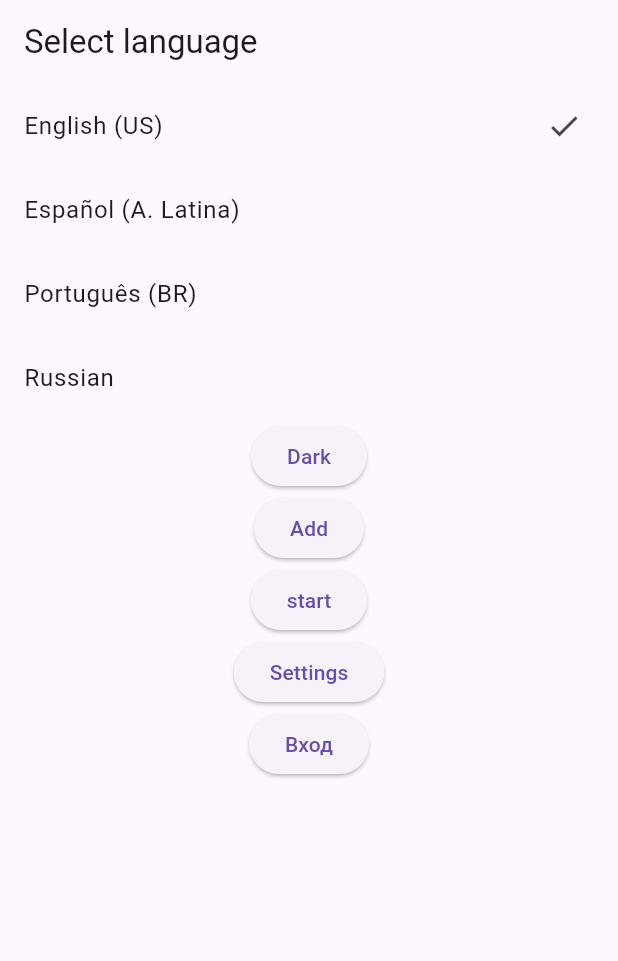
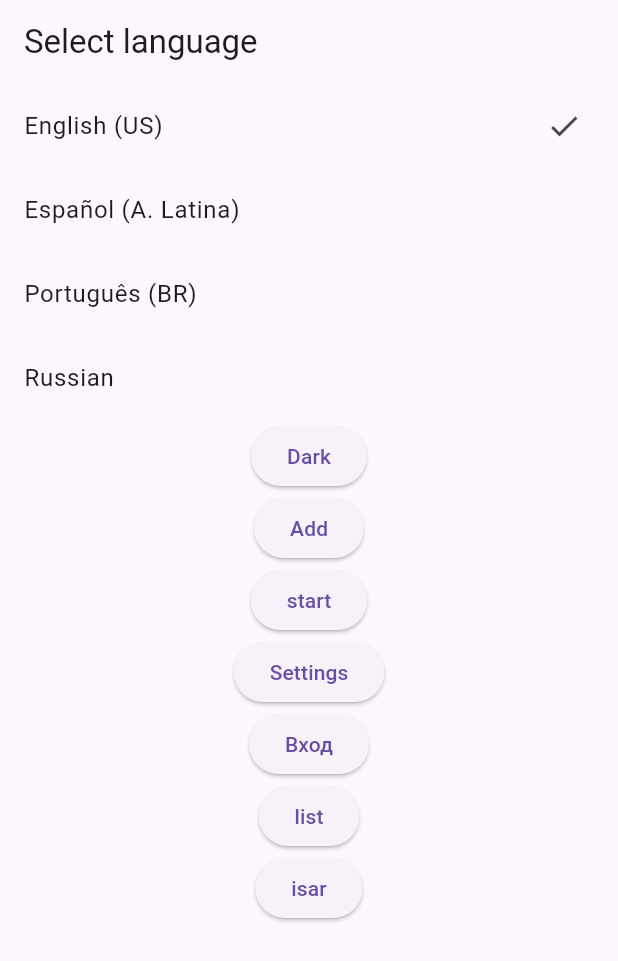
Before and after one commit to adil-nauruzbaev/antiradar_copy, a Flutter app: the screen it shows after launch, on a phone screen of 412 x 824 dp. Shown: the top 961 px of the screen. Run offline on Flutter 3.47's test engine with Material 3 defaults, Android fonts, the phone set to English and light mode, and no system bars; our stand-ins replace cloud_firestore, firebase_auth, firebase_core, flutter_riverpod, geolocator, go_router and 2 more; accounts and stored records are empty; generated files the repository leaves out were written again.

Commit message:
Added isar saver

```diff
--- a/lib/main.dart
+++ b/lib/main.dart
@@ -7,12 +7,16 @@ import 'package:flutter/material.dart';
 import 'package:flutter_localizations/flutter_localizations.dart';
 import 'package:flutter_riverpod/flutter_riverpod.dart';
 import 'package:flutter_gen/gen_l10n/app_localizations.dart';
+import 'package:isar/isar.dart';
 
-void main() async {
+late Isar isar;
+
+Future<void> main() async {
   WidgetsFlutterBinding.ensureInitialized();
   Firebase.initializeApp(
     options: DefaultFirebaseOptions.currentPlatform,
   );
+
   runApp(const ProviderScope(child: MyApp()));
 }
 
--- a/lib/presentation/router/app_router.dart
+++ b/lib/presentation/router/app_router.dart
@@ -2,6 +2,8 @@ import 'package:antiradar/presentation/view/auth/auth_screen.dart';
 import 'package:antiradar/presentation/view/on_boarding/allow_location.dart';
 import 'package:antiradar/presentation/view/on_boarding/country_select_screen.dart';
 import 'package:antiradar/presentation/view/start_screens/language_screen.dart';
+import 'package:antiradar/presentation/view/test/iser.dart';
+import 'package:antiradar/presentation/view/test/list.dart';
 import 'package:flutter/material.dart';
 import 'package:go_router/go_router.dart';
 import 'package:antiradar/presentation/view/on_boarding/welcome_screen.dart';
@@ -39,6 +41,14 @@ GoRouter router(RouterRef ref) {
           path: '/auth',
           builder: (context, state) => const AuthScreen(),
         ),
+        GoRoute(
+          path: '/list',
+          builder: (context, state) => const ArgentinaListPage(),
+        ),
+        GoRoute(
+          path: '/isar',
+          builder: (context, state) => const SaveArgentinaDataPage(),
+        ),
       ]);
   ref.onDispose(router.dispose);
   return router;
--- a/lib/presentation/view/on_boarding/allow_location.dart
+++ b/lib/presentation/view/on_boarding/allow_location.dart
@@ -27,8 +27,10 @@ class AllowLocationScreen extends ConsumerWidget {
                     permission == LocationPermission.deniedForever) {
                   return ElevatedButton(
                     onPressed: () async {
+                      // ignore: unused_local_variable
                       LocationPermission permission =
                           await Geolocator.requestPermission();
+                      // ignore: unused_result
                       ref.refresh(locationPermissionProvider);
                     },
                     child: const Text('Request Location Permission'),
--- a/lib/presentation/view/on_boarding/welcome_screen.dart
+++ b/lib/presentation/view/on_boarding/welcome_screen.dart
@@ -82,6 +82,18 @@ class WelcomeScreen extends ConsumerWidget {
               context.push('/auth');
             },
           ),
+          ElevatedButton(
+            child: const Text('list'),
+            onPressed: () {
+              context.push('/list');
+            },
+          ),
+          ElevatedButton(
+            child: const Text('isar'),
+            onPressed: () {
+              context.push('/isar');
+            },
+          ),
         ],
       ),
     );
--- /dev/null
+++ b/lib/presentation/view_model/isar/isar_provider.dart
@@ -0,0 +1,46 @@
+import 'package:antiradar/presentation/view_model/isar/models/argentina_model.dart';
+import 'package:isar/isar.dart';
+import 'package:path_provider/path_provider.dart';
+import 'package:riverpod_annotation/riverpod_annotation.dart';
+
+part 'isar_provider.g.dart';
+
+@Riverpod(keepAlive: true)
+Future<Isar> isar(IsarRef ref) async {
+  final dir = await getApplicationDocumentsDirectory();
+  return await Isar.open(
+    [ArgentinaModelSchema],
+    directory: dir.path,
+    name: 'my_database',
+  );
+}
+
+@Riverpod(keepAlive: true)
+Future<ArgentinaModelRepository> argentinaModelRepository(
+    ArgentinaModelRepositoryRef ref) async {
+  final isar = await ref.watch(isarProvider.future);
+  return ArgentinaModelRepository(isar);
+}
+
+class ArgentinaModelRepository {
+  final Isar _isar;
+
+  ArgentinaModelRepository(this._isar);
+
+  Future<void> addArgentinaModel(
+      double long, double lat, String type, String speed) async {
+    final argentinaModel = ArgentinaModel()
+      ..long = long
+      ..lat = lat
+      ..type = type
+      ..speed = speed;
+
+    await _isar.writeTxn(() async {
+      await _isar.argentinaModels.put(argentinaModel);
+    });
+  }
+
+  Future<List<ArgentinaModel>> getAllArgentinaModels() async {
+    return await _isar.argentinaModels.where().findAll();
+  }
+}
--- /dev/null
+++ b/lib/presentation/view_model/isar/isar_saver_provider.dart
@@ -0,0 +1,19 @@
+import 'package:antiradar/presentation/view_model/isar/isar_provider.dart';
+import 'package:antiradar/presentation/view_model/isar/models/argentina_model.dart';
+import 'package:riverpod_annotation/riverpod_annotation.dart';
+
+part 'isar_saver_provider.g.dart';
+
+@Riverpod(keepAlive: true)
+class IsarSaver extends _$IsarSaver {
+  @override
+  Future<void> build() async {}
+
+  Future<void> saveArgentinaModels(List<ArgentinaModel> models) async {
+    final isar = await ref.watch(isarProvider.future);
+
+    await isar.writeTxn(() async {
+      await isar.argentinaModels.putAll(models);
+    });
+  }
+}
--- /dev/null
+++ b/lib/presentation/view_model/isar/isar_show_provider.dart
@@ -0,0 +1,14 @@
+import 'package:antiradar/presentation/view_model/isar/isar_provider.dart';
+import 'package:antiradar/presentation/view_model/isar/models/argentina_model.dart';
+import 'package:isar/isar.dart';
+
+import 'package:riverpod_annotation/riverpod_annotation.dart';
+
+part 'isar_show_provider.g.dart';
+
+@riverpod
+Future<List<ArgentinaModel>> isarArgentinaModels(
+    IsarArgentinaModelsRef ref) async {
+  final isar = await ref.watch(isarProvider.future);
+  return await isar.argentinaModels.where().findAll();
+}
--- a/pubspec.yaml
+++ b/pubspec.yaml
@@ -48,6 +48,10 @@ dependencies:
   firebase_analytics: ^10.8.0
   firebase_auth: ^4.16.0
   cloud_firestore: ^4.14.0
+  isar: ^3.1.0+1
+  isar_generator: ^3.1.0+1
+  isar_flutter_libs: ^3.1.0+1
+  path_provider: ^2.1.4
 
 dev_dependencies:
   flutter_test:
```
Also changed, not shown: lib/data/firebase/argentina_provider.dart (added, +14 -0 lines), lib/presentation/view_model/isar/models/argentina_model.dart (added, +38 -0 lines), lib/data/firebase/argentina_provider.g.dart (added), lib/presentation/view_model/auth/auth_provider.g.dart, lib/presentation/view_model/isar/isar_provider.g.dart (added), lib/presentation/view_model/isar/isar_saver_provider.g.dart, lib/presentation/view_model/isar/isar_show_provider.g.dart (added), lib/presentation/view_model/isar/models/argentina_model.g.dart (added), pubspec.lock, 7 other files.
